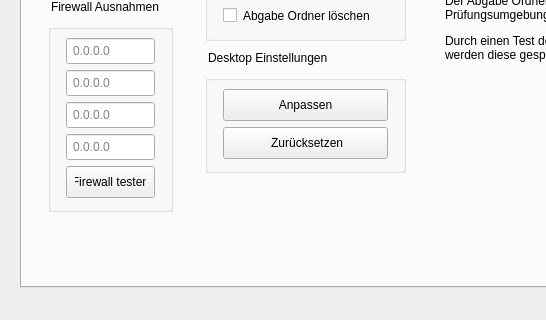
Qt form server/server.ui (valueerrorx/life-exam) before a commit; both pictures show x 0 to 546 and y 236 to 556 of the 974 by 640 pixel window.
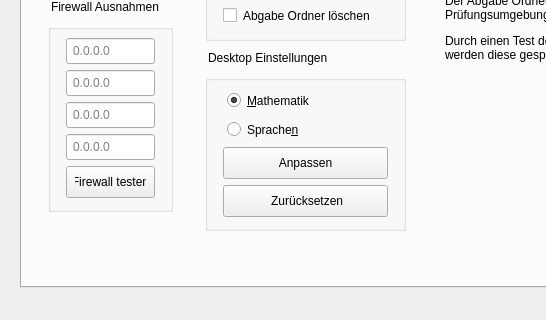
The same form after that commit. The open tabs and pages were chosen to show the change. Icons and pictures are not drawn.

```diff
--- a/server/server.ui
+++ b/server/server.ui
@@ -959,6 +959,23 @@
                 <string/>
                </property>
                <layout class="QVBoxLayout" name="verticalLayout_19">
+                <item>
+                 <widget class="QRadioButton" name="radiomath">
+                  <property name="text">
+                   <string>&amp;Mathematik</string>
+                  </property>
+                  <property name="checked">
+                   <bool>true</bool>
+                  </property>
+                 </widget>
+                </item>
+                <item>
+                 <widget class="QRadioButton" name="radiolanguage">
+                  <property name="text">
+                   <string>Sprache&amp;n</string>
+                  </property>
+                 </widget>
+                </item>
                 <item>
                  <widget class="QPushButton" name="startconfig">
                   <property name="sizePolicy">
```
